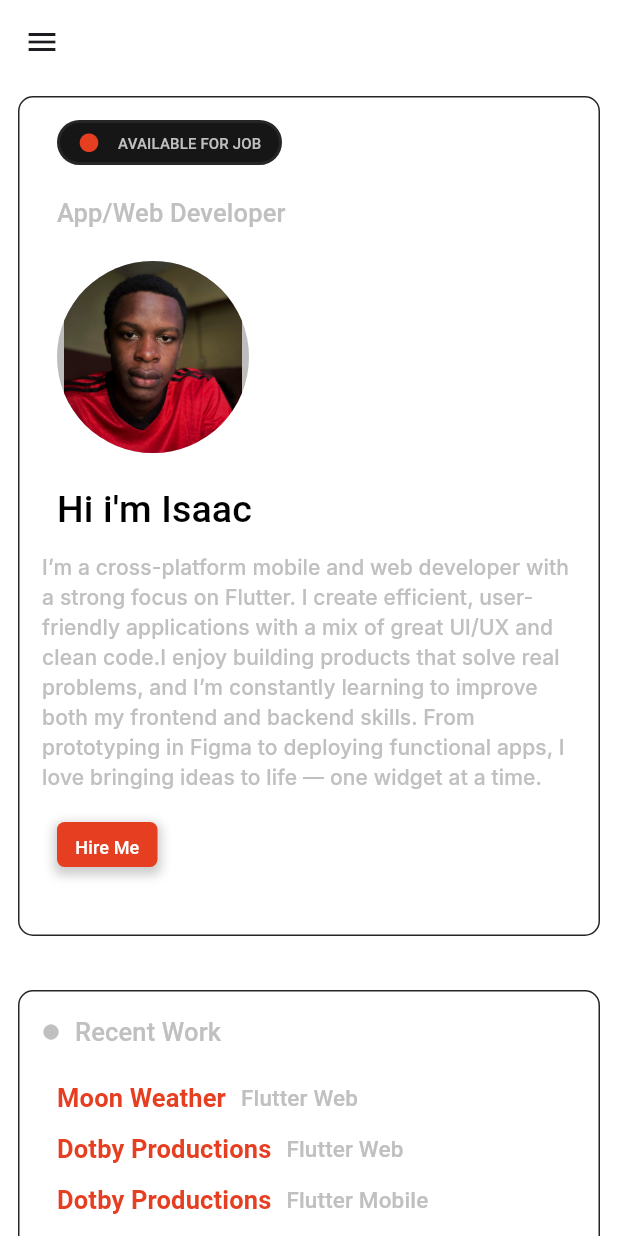
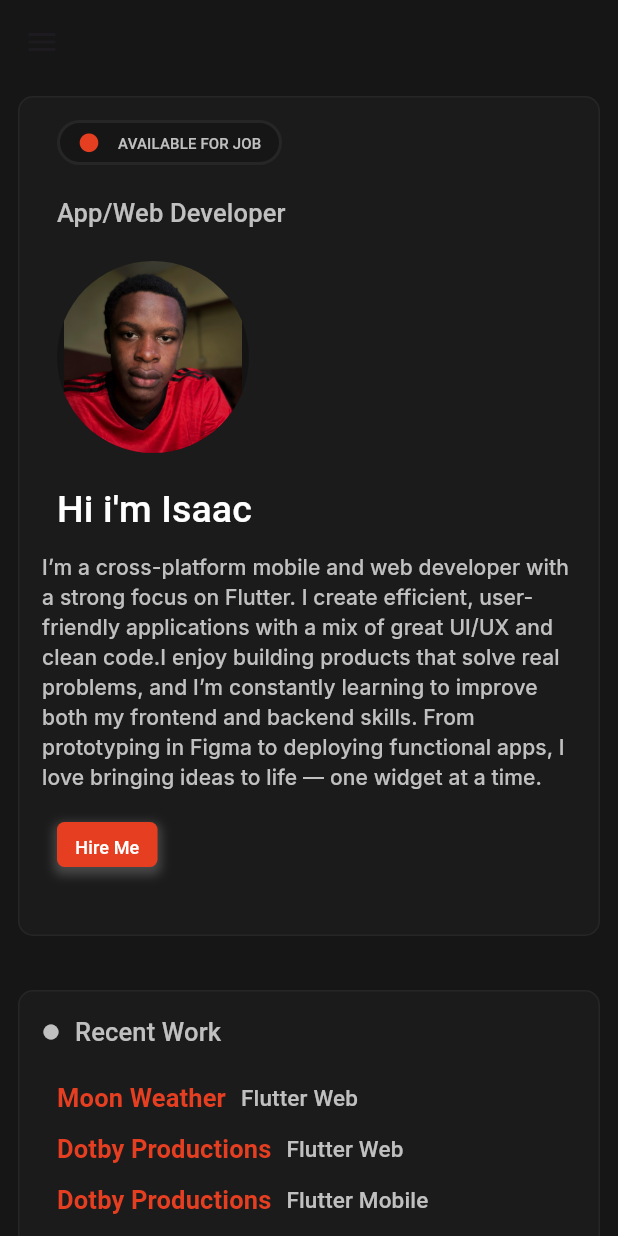
Before and after one commit to dbeum/dartby, a Flutter app: the screen it shows after launch, on a phone screen of 412 x 824 dp. Run offline on Flutter 3.47's test engine with Material 3 defaults, Android fonts, the light colour scheme and no system bars; drawn by our look-alikes of flutter_advanced_drawer, flutter_bounceable; our stand-ins replace carousel_slider, flutter_card_swiper, google_fonts, responsive_builder, shared_preferences, visibility_detector and 1 more; missing offline and left inert: before_after, particles_flutter.

Commit message:
removed homepage light mode

```diff
--- a/lib/Mobile view/project.dart
+++ b/lib/Mobile view/project.dart
@@ -22,7 +22,7 @@
 }
 
 class _ProjectState extends State<Project> {
-  bool isDarkMode = false;
+ // bool isDarkMode = false;
   final _advancedDrawerController = AdvancedDrawerController();
 
   final Uri githubUrl = Uri.parse('https://github.com/dbeum');
@@ -91,7 +91,7 @@
 
   @override
   Widget build(BuildContext context) {
-    bool isDarkMode = Theme.of(context).brightness == Brightness.dark;
+  //  bool isDarkMode = Theme.of(context).brightness == Brightness.dark;
 
     return AdvancedDrawer(
       backdrop: Container(
@@ -127,7 +127,7 @@
       child: Scaffold(
           extendBodyBehindAppBar: false,
           backgroundColor:
-              isDarkMode ? Color.fromARGB(255, 22, 22, 22) : Colors.white,
+              Color.fromARGB(255, 22, 22, 22),
           appBar: AppBar(
             backgroundColor: Colors.transparent,
             elevation: 0,
@@ -160,9 +160,7 @@
                         width: 400,
                         padding: EdgeInsets.all(15),
                         decoration: BoxDecoration(
-                            color: isDarkMode
-                                ? Color.fromARGB(255, 27, 27, 27)
-                                : Colors.white,
+                            color:  Color.fromARGB(255, 27, 27, 27),
                             border: Border.all(
                                 color: Color.fromARGB(255, 38, 38, 38),
                                 width: 1),
@@ -260,9 +258,8 @@
                                   'Hi i\'m Isaac',
                                   style: TextStyle(
                                       fontSize: 25,
-                                      color: isDarkMode
-                                          ? Colors.white
-                                          : Colors.black),
+                                      color:  Colors.white
+                                         ),
                                 ),
                               ],
                             ),
@@ -297,9 +294,8 @@
                                             Radius.circular(5)),
                                         boxShadow: [
                                           BoxShadow(
-                                            color: isDarkMode
-                                                ? Colors.white.withOpacity(0.2)
-                                                : Colors.black.withOpacity(0.2),
+                                            color:Colors.white.withOpacity(0.2)
+                                                ,
                                             spreadRadius: 2,
                                             blurRadius: 5,
                                             offset: Offset(0,
@@ -334,9 +330,8 @@
                           width: 400,
                           padding: EdgeInsets.all(15),
                           decoration: BoxDecoration(
-                              color: isDarkMode
-                                  ? Color.fromARGB(255, 27, 27, 27)
-                                  : Colors.white,
+                              color:  Color.fromARGB(255, 27, 27, 27)
+                                  ,
                               border: Border.all(
                                   color: Color.fromARGB(255, 38, 38, 38),
                                   width: 1),
@@ -488,9 +483,8 @@
                       width: 400,
                       padding: EdgeInsets.all(15),
                       decoration: BoxDecoration(
-                          color: isDarkMode
-                              ? Color.fromARGB(255, 27, 27, 27)
-                              : Colors.white,
+                          color:Color.fromARGB(255, 27, 27, 27)
+                            ,
                           border: Border.all(
                               color: Color.fromARGB(255, 38, 38, 38), width: 1),
                           borderRadius: BorderRadius.all(Radius.circular(10))),
@@ -535,9 +529,8 @@
                       width: 400,
                       padding: EdgeInsets.all(15),
                       decoration: BoxDecoration(
-                          color: isDarkMode
-                              ? Color.fromARGB(255, 27, 27, 27)
-                              : Colors.white,
+                          color: Color.fromARGB(255, 27, 27, 27),
+
                           border: Border.all(
                               color: Color.fromARGB(255, 38, 38, 38), width: 1),
                           borderRadius: BorderRadius.all(Radius.circular(10))),
@@ -581,9 +574,8 @@
                           width: 400,
                           padding: EdgeInsets.all(15),
                           decoration: BoxDecoration(
-                              color: isDarkMode
-                                  ? Color.fromARGB(255, 27, 27, 27)
-                                  : Colors.white,
+                              color:  Color.fromARGB(255, 27, 27, 27)
+                            ,
                               border: Border.all(
                                   color: Color.fromARGB(255, 38, 38, 38),
                                   width: 1),
--- a/lib/weather.dart
+++ b/lib/weather.dart
@@ -163,7 +163,7 @@
                       ),
                       Container(
                         width: 400,
-                        key: section1Key,
+
                         child: Text(
                           'It’s more than just a weather app — it’s your pocket-sized forecast companion. Get the info you actually care about, without the clutter.',
                           textAlign: TextAlign.start,
@@ -182,6 +182,7 @@
                         children: [
                           Container(
                             width: 300,
+
                             child: Column(
                               children: [
                                 Text(
@@ -204,6 +205,7 @@
                           ),
                           Container(
                             width: 300,
+                             key: section1Key,
                             child: Column(
                               children: [
                                 Text(
```
Also changed, not shown: lib/Desktop View/project2.dart (+17 -23 lines), pubspec.lock.
